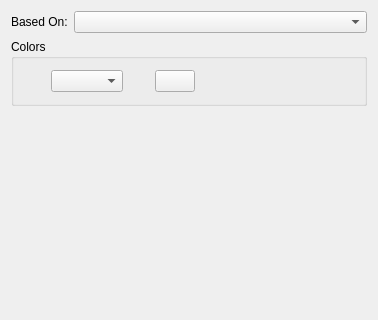
Above: scribus/ui/smcellstylewidget.ui from scribusproject/scribus before the change; both pictures show x 0 to 378 and y 0 to 320 of the 378 by 535 pixel window. Below: the same form after it.
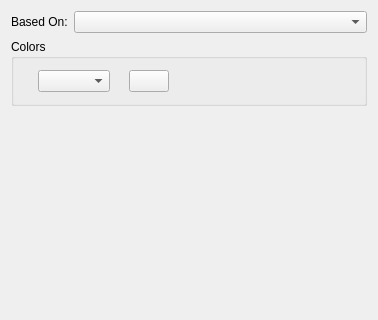
That is the form after the change. Custom widgets are drawn as their Qt base class.

Commit message: #13275: Fix inconsistent layout between Table and Cell Style UI <FirasH>

```diff
--- a/scribus/ui/smcellstylewidget.ui
+++ b/scribus/ui/smcellstylewidget.ui
@@ -44,7 +44,7 @@
          <widget class="QLabel" name="fillColorIcon">
           <property name="minimumSize">
            <size>
-            <width>20</width>
+            <width>0</width>
             <height>0</height>
            </size>
           </property>
@@ -69,7 +69,7 @@
          <widget class="QLabel" name="fillShadeLabel">
           <property name="minimumSize">
            <size>
-            <width>20</width>
+            <width>0</width>
             <height>0</height>
            </size>
           </property>
```
